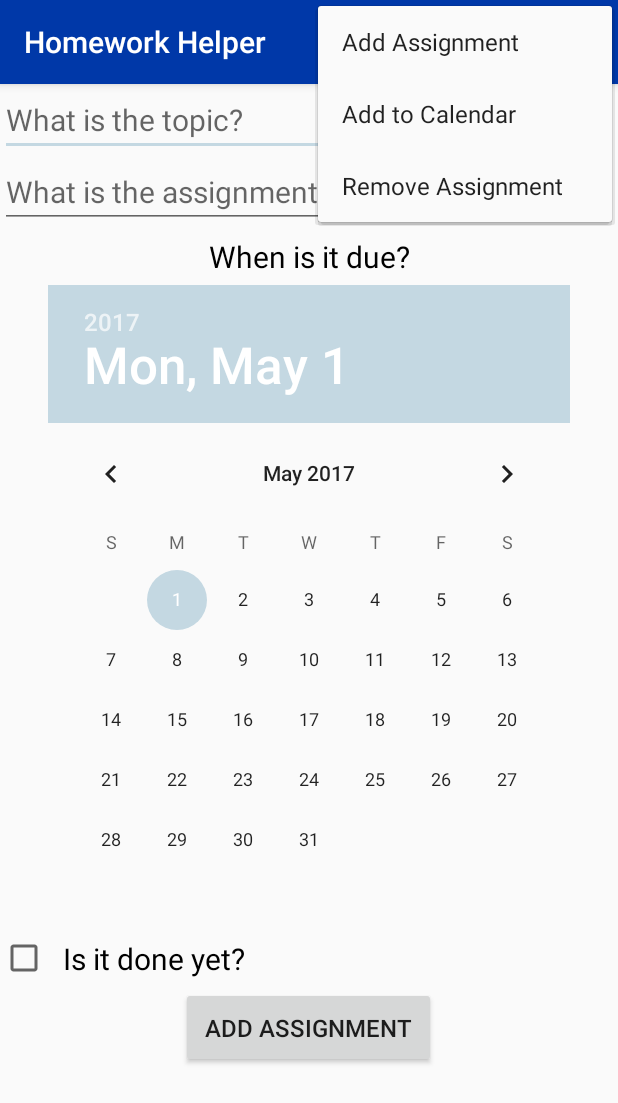
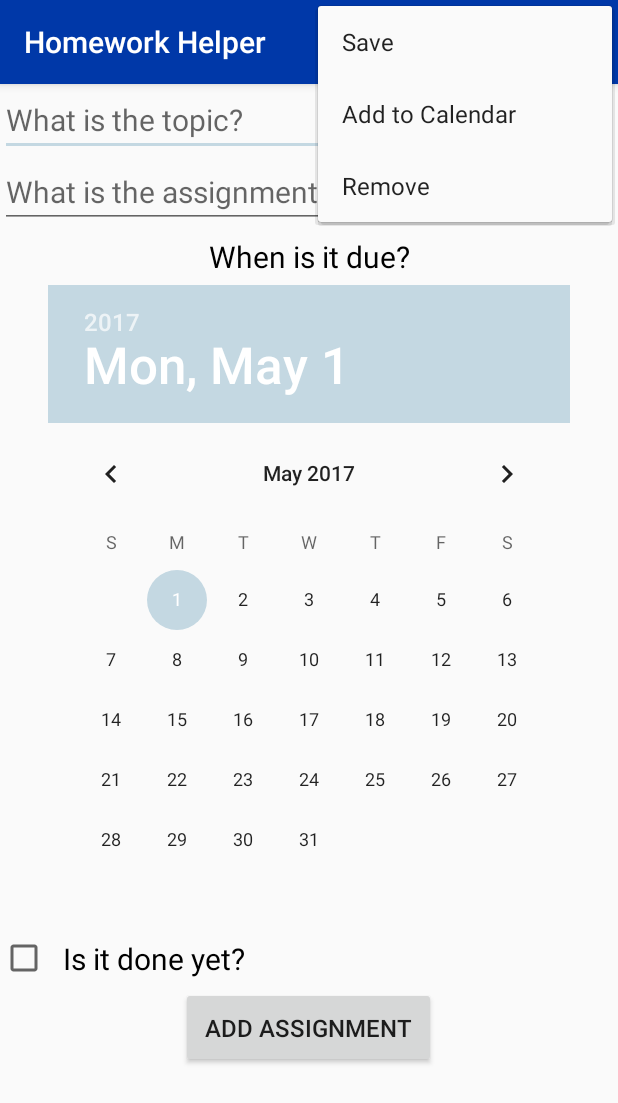
Before and after one commit to ba2364/FinalProject-BenjaminARachelM, an Android app: the MakeAssignment screen opened directly, with no data from a screen before it, with the options menu open, on a phone screen of 412 x 824 dp. Shown: the top 1103 px of the screen. Run offline under Robolectric (Android 15) with nearby library versions, the phone set to English and light mode, and no system bars; our stand-ins replace Firebase (no records; nobody signed in at launch, a user with empty details on screens opened directly).

Commit message:
basic working

```diff
--- a/app/src/main/java/com/ba2364/finalproject_benjaminarachelm/AssignmentHolder.java
+++ b/app/src/main/java/com/ba2364/finalproject_benjaminarachelm/AssignmentHolder.java
@@ -32,11 +32,7 @@ public class AssignmentHolder extends RecyclerView.ViewHolder {
         assignmentNameText.setText(assignment.topic);
         topicNameText.setText(assignment.yourHomework);
         dueDateText.setText("Due: " + assignment.dueDate);
-        if (assignment.done = true) {
-            doneText.setText("Done!");
-        } else if (assignment.done = false) {
-            doneText.setText("Not Done!");
-        }
+        doneText.setText("Done : " + assignment.done);
         cardView.setOnClickListener(new View.OnClickListener() {
             @Override
             public void onClick(View v) {
--- a/app/src/main/res/layout/activity_make_assignment.xml
+++ b/app/src/main/res/layout/activity_make_assignment.xml
@@ -63,7 +63,7 @@
             android:layout_height="wrap_content"
             android:layout_gravity="center"
             android:gravity="center"
-            android:onClick="sendText"
+            android:onClick="sendAssignment"
             android:padding="16dp"
             android:text="@string/submit"
             android:textSize="16sp" />
--- a/app/src/main/res/layout/temp.xml
+++ b/app/src/main/res/layout/temp.xml
@@ -37,7 +37,7 @@
         <Button
             android:id="@+id/sendButton"
             style="@style/ButtonStyle"
-            android:onClick="sendText"
+            android:onClick="sendAssignment"
             android:text="sent" />
 
         <Button
--- a/app/src/main/res/menu/menu_make_assignment.xml
+++ b/app/src/main/res/menu/menu_make_assignment.xml
@@ -3,8 +3,8 @@
     xmlns:app="http://schemas.android.com/apk/res-auto">
 
     <item
-        android:id="@+id/make_menu_item_addToData"
-        android:icon="@android:drawable/ic_menu_add"
+        android:id="@+id/make_menu_item_Save"
+        android:icon="@android:drawable/ic_menu_save"
         android:title="@string/addAssignmentToData"
         app:showAsAction="collapseActionView" />
 
--- a/app/src/main/res/values/strings.xml
+++ b/app/src/main/res/values/strings.xml
@@ -13,8 +13,7 @@
     <string name="newStudentMaker" topic="newStudentMaker">Add Your Account</string>
     <string name="newStudentName" topic="newStudentName">What is your name?</string>
     <string name="newStudentSchool" topic="newStudentSchool">What is your school?</string>
-    <string name="addAssignmentToData">Add Assignment</string>
+    <string name="addAssignmentToData">Save</string>
     <string name="addAssignmentToCal">Add to Calendar</string>
-    <string name="removeAssignment">Remove Assignment</string>
-    <string name="assignmentDueString">Due: </string>
+    <string name="removeAssignment">Remove</string>
 </resources>
```
Also changed, not shown: app/src/main/java/com/ba2364/finalproject_benjaminarachelm/MakeAssignment.java (+31 -4 lines).
